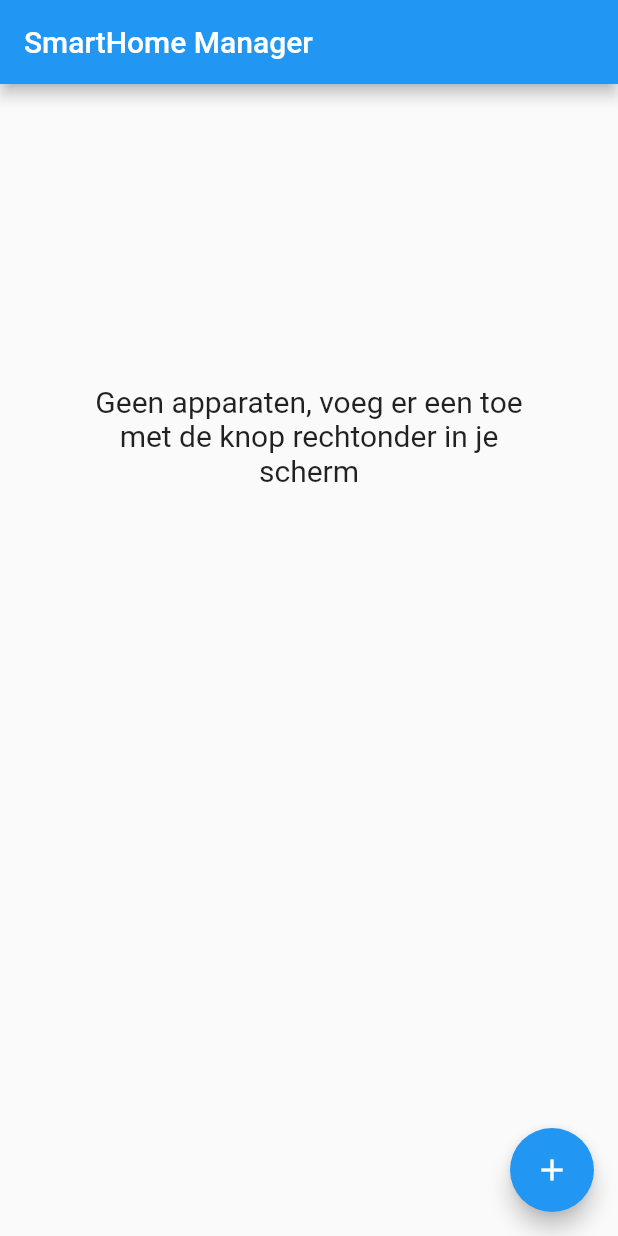
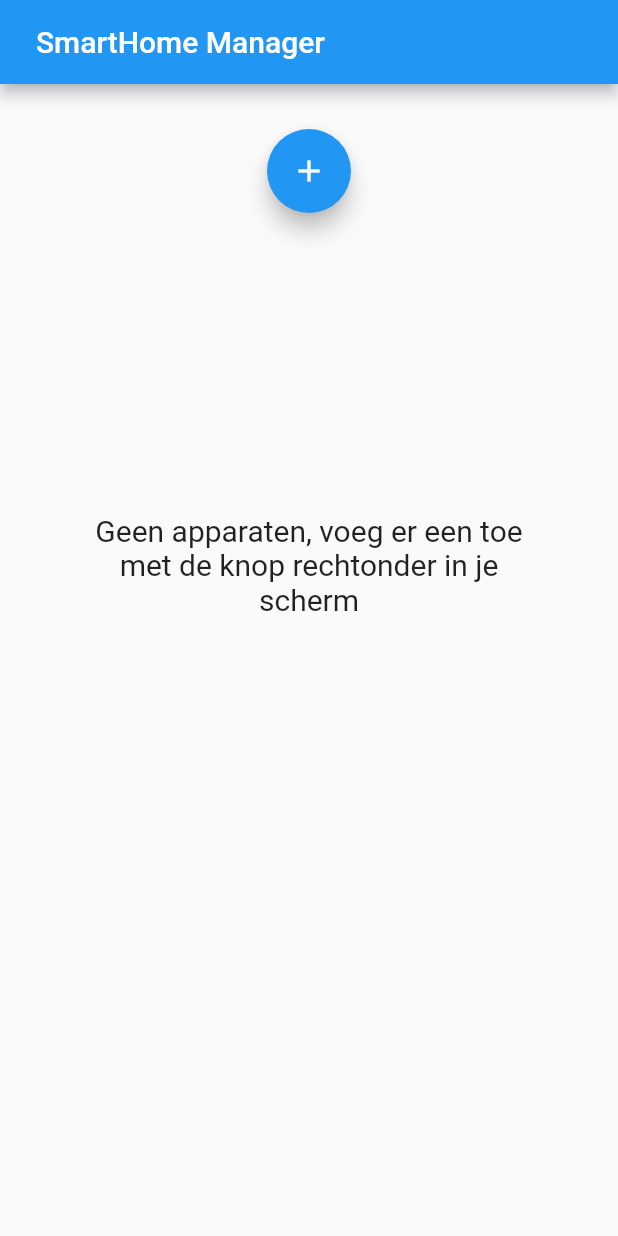
Before and after one commit to TBchip/smart_home_app, a Flutter app: the screen it shows after launch, on a phone screen of 412 x 824 dp. Run offline on Flutter 3.47's test engine with Material 2 defaults, Android fonts, the phone set to English and light mode, and no system bars; our stand-ins replace shared_preferences.

Commit message:
app update

```diff
--- a/lib/homePage.dart
+++ b/lib/homePage.dart
@@ -1,6 +1,10 @@
+import 'dart:async';
+import 'dart:math';
+
 import 'package:flutter/material.dart';
 import 'package:shared_preferences/shared_preferences.dart';
-import 'smartDevice.dart';
+import 'package:smart_home_app/smartDevice/serverManaged/smartDeviceServerManagedPage.dart';
+import 'package:smart_home_app/smartDevice/standalone/smartDeviceStandalonePage.dart';
 
 class HomePage extends StatefulWidget {
   HomePage({Key? key, required this.title}) : super(key: key);
@@ -12,128 +16,126 @@ class HomePage extends StatefulWidget {
 }
 
 class _HomePageState extends State<HomePage> {
-  var _devices = [];
+  int _adminModeCounter = 0;
+  bool _adminMode = false;
 
-  _refreshDevices() async {
-    final prefs = await SharedPreferences.getInstance();
+  bool _serverManaged = false;
+  List<bool> _adminModeSelections = List.generate(1, (_) => false);
 
-    final devices = prefs.getStringList('devices') ?? [];
-
-    var deviceConfig = [];
-    for (var device in devices) {
-      deviceConfig.add([device, prefs.getString(device)]);
-    }
-
+  _increaseAdminModeCounter() {
     setState(() {
-      _devices = deviceConfig;
+      _adminModeCounter = min(20, _adminModeCounter + 1);
     });
   }
 
-  _addDeviceDialog() {
-    final nameController = TextEditingController();
-    final ipController = TextEditingController();
-    showDialog(
-      context: context,
-      builder: (BuildContext context) {
-        return AlertDialog(
-          title: Text("Apparaat toevoegen"),
-          content: Container(
-            height: 120,
-            child: Column(
-              mainAxisAlignment: MainAxisAlignment.center,
-              children: [
-                TextField(
-                  controller: nameController,
-                  decoration: InputDecoration(
-                    labelText: 'Apparaatnaam:',
-                  ),
-                ),
-                TextField(
-                  controller: ipController,
-                  decoration: InputDecoration(
-                    labelText: 'Ip:',
-                  ),
-                ),
-              ],
-            ),
-          ),
-          actions: <Widget>[
-            new TextButton(
-              child: new Text("Annuleer"),
-              onPressed: () {
-                Navigator.of(context).pop();
-              },
-            ),
-            new TextButton(
-              child: new Text("Toevoegen"),
-              onPressed: () {
-                Navigator.of(context).pop();
-                _addDevice(nameController.text, ipController.text);
-              },
-            ),
-          ],
-        );
-      },
-    );
+  _decreaseAdminModeCounter() {
+    setState(() {
+      _adminModeCounter = max(0, _adminModeCounter - 1);
+    });
   }
 
-  _addDevice(String deviceName, String deviceIp) async {
+  _updateAdminMode() {
+    _increaseAdminModeCounter();
+    if (_adminModeCounter == 20) {
+      setState(() {
+        _adminMode = true;
+      });
+    }
+  }
+
+  _confirmModeSelection() async {
+    setState(() {
+      _adminMode = false;
+      _adminModeCounter = 0;
+      _serverManaged = _adminModeSelections[0];
+    });
+
+    final prefs = await SharedPreferences.getInstance();
+    prefs.setBool('serverManaged', _serverManaged);
+  }
+
+  _loadServerManaged() async {
     final prefs = await SharedPreferences.getInstance();
 
-    final devices = prefs.getStringList('devices') ?? [];
-    devices.add(deviceName);
-    prefs.setStringList('devices', devices);
-
-    prefs.setString(deviceName, deviceIp);
-
-    _refreshDevices();
+    var target = prefs.getBool('serverManaged');
+    setState(() {
+      _serverManaged = target == null ? false : target;
+    });
   }
 
+  Timer? adminModeUpdateTimer;
   @override
   void initState() {
     super.initState();
 
-    _refreshDevices();
+    _loadServerManaged();
+
+    const PERIOD = const Duration(seconds: 1);
+    adminModeUpdateTimer =
+        new Timer.periodic(PERIOD, (Timer t) => {_decreaseAdminModeCounter()});
+  }
+
+  @override
+  void dispose() {
+    super.dispose();
+
+    adminModeUpdateTimer!.cancel();
   }
 
   @override
   Widget build(BuildContext context) {
     return Scaffold(
       appBar: AppBar(
-        title: Text(widget.title),
-        backgroundColor: Colors.blue,
-      ),
-      body: SingleChildScrollView(
-        child: Center(
-          child: Column(
-            mainAxisAlignment: MainAxisAlignment.start,
-            children: <Widget>[
-              for (var device in _devices)
-                SmartDevice(
-                    title: device[0],
-                    ip: device[1],
-                    refreshDevices: _refreshDevices),
-              if (_devices.length == 0)
-                Container(
-                  margin: EdgeInsets.fromLTRB(50, 200, 50, 0),
+        title: TextButton(
+          onPressed: _updateAdminMode,
           child: Text(
-                    "Geen apparaten, voeg er een toe met de knop rechtonder in je scherm",
-                    textAlign: TextAlign.center,
+            widget.title,
             style: TextStyle(
+              color: Colors.white,
               fontSize: 20,
             ),
+            softWrap: false,
           ),
         ),
+        backgroundColor: Colors.blue,
+        actions: [
+          _adminMode
+              ? Container(
+                  margin: EdgeInsets.all(8),
+                  child: Row(
+                    children: [
+                      ToggleButtons(
+                        borderRadius: BorderRadius.circular(20),
+                        fillColor: Colors.blue[700],
+                        color: Colors.black,
+                        selectedColor: Colors.black,
+                        isSelected: _adminModeSelections,
+                        children: [
+                          Icon(Icons.groups),
+                        ],
+                        onPressed: (int index) {
+                          setState(() {
+                            _adminModeSelections[index] =
+                                !_adminModeSelections[index];
+                          });
+                        },
+                      ),
+                      TextButton(
+                        onPressed: _confirmModeSelection,
+                        child: Icon(
+                          Icons.check,
+                          color: Colors.black,
+                        ),
+                      )
                     ],
                   ),
+                )
+              : Container(),
+        ],
       ),
-      ),
-      floatingActionButton: FloatingActionButton(
-        onPressed: _addDeviceDialog,
-        tooltip: 'Increment',
-        child: Icon(Icons.add),
-        backgroundColor: Colors.blue,
-      ),
+      body: _serverManaged
+          ? SmartDeviceServerManagedPage()
+          : SmartDeviceStandalonePage(),
     );
   }
 }
--- /dev/null
+++ b/lib/smartDevice/standalone/smartDeviceStandalonePage.dart
@@ -0,0 +1,145 @@
+import 'package:flutter/material.dart';
+import 'package:shared_preferences/shared_preferences.dart';
+import 'smartDeviceStandalone.dart';
+
+class SmartDeviceStandalonePage extends StatefulWidget {
+  SmartDeviceStandalonePage({Key? key}) : super(key: key);
+
+  final _SmartDeviceStandalonePageState smartDeviceStandaloneListState =
+      new _SmartDeviceStandalonePageState();
+
+  @override
+  _SmartDeviceStandalonePageState createState() =>
+      smartDeviceStandaloneListState;
+
+  void refreshDevices() {
+    smartDeviceStandaloneListState._refreshDevices();
+  }
+}
+
+class _SmartDeviceStandalonePageState extends State<SmartDeviceStandalonePage> {
+  var _devices = [];
+
+  _refreshDevices() async {
+    final prefs = await SharedPreferences.getInstance();
+
+    final devices = prefs.getStringList('standaloneDevices') ?? [];
+
+    var deviceConfig = [];
+    for (var device in devices) {
+      deviceConfig.add([device, prefs.getString(device)]);
+    }
+
+    WidgetsBinding.instance!.addPostFrameCallback((_) {
+      setState(() {
+        _devices = deviceConfig;
+      });
+    });
+  }
+
+  _addDeviceDialog() {
+    final nameController = TextEditingController();
+    final ipController = TextEditingController();
+    showDialog(
+      context: context,
+      builder: (BuildContext context) {
+        return AlertDialog(
+          title: Text("Apparaat toevoegen"),
+          content: Container(
+            height: 120,
+            child: Column(
+              mainAxisAlignment: MainAxisAlignment.center,
+              children: [
+                TextField(
+                  controller: nameController,
+                  decoration: InputDecoration(
+                    labelText: 'Apparaatnaam:',
+                  ),
+                ),
+                TextField(
+                  controller: ipController,
+                  decoration: InputDecoration(
+                    labelText: 'Ip:',
+                  ),
+                ),
+              ],
+            ),
+          ),
+          actions: <Widget>[
+            new TextButton(
+              child: new Text("Annuleer"),
+              onPressed: () {
+                Navigator.of(context).pop();
+              },
+            ),
+            new TextButton(
+              child: new Text("Toevoegen"),
+              onPressed: () {
+                Navigator.of(context).pop();
+                _addDevice(nameController.text, ipController.text);
+              },
+            ),
+          ],
+        );
+      },
+    );
+  }
+
+  _addDevice(String deviceName, String deviceIp) async {
+    final prefs = await SharedPreferences.getInstance();
+
+    final devices = prefs.getStringList('standaloneDevices') ?? [];
+    devices.add(deviceName);
+    prefs.setStringList('standaloneDevices', devices);
+
+    prefs.setString(deviceName, deviceIp);
+
+    _refreshDevices();
+  }
+
+  @override
+  void initState() {
+    super.initState();
+
+    _refreshDevices();
+  }
+
+  @override
+  Widget build(BuildContext context) {
+    return SingleChildScrollView(
+      child: Center(
+        child: Container(
+          margin: EdgeInsets.fromLTRB(0, 30, 0, 30),
+          child: Column(
+            mainAxisAlignment: MainAxisAlignment.start,
+            children: <Widget>[
+              FloatingActionButton(
+                onPressed: _addDeviceDialog,
+                tooltip: 'Apparaat toevoegen',
+                child: Icon(Icons.add),
+                backgroundColor: Colors.blue,
+              ),
+              for (var device in _devices)
+                SmartDeviceStandalone(
+                  title: device[0],
+                  ip: device[1],
+                  refreshDevices: _refreshDevices,
+                ),
+              if (_devices.length == 0)
+                Container(
+                  margin: EdgeInsets.fromLTRB(50, 200, 50, 0),
+                  child: Text(
+                    "Geen apparaten, voeg er een toe met de knop rechtonder in je scherm",
+                    textAlign: TextAlign.center,
+                    style: TextStyle(
+                      fontSize: 20,
+                    ),
+                  ),
+                ),
+            ],
+          ),
+        ),
+      ),
+    );
+  }
+}
```
Also changed, not shown: lib/smartDevice/serverManaged/smartDeviceServerManagedPage.dart (added, +24 -0 lines), lib/smartDevice/standalone/smartDeviceStandalone.dart (renamed from lib/smartDevice.dart, +64 -23 lines). Lines whose indentation alone changed are shown as unchanged.
